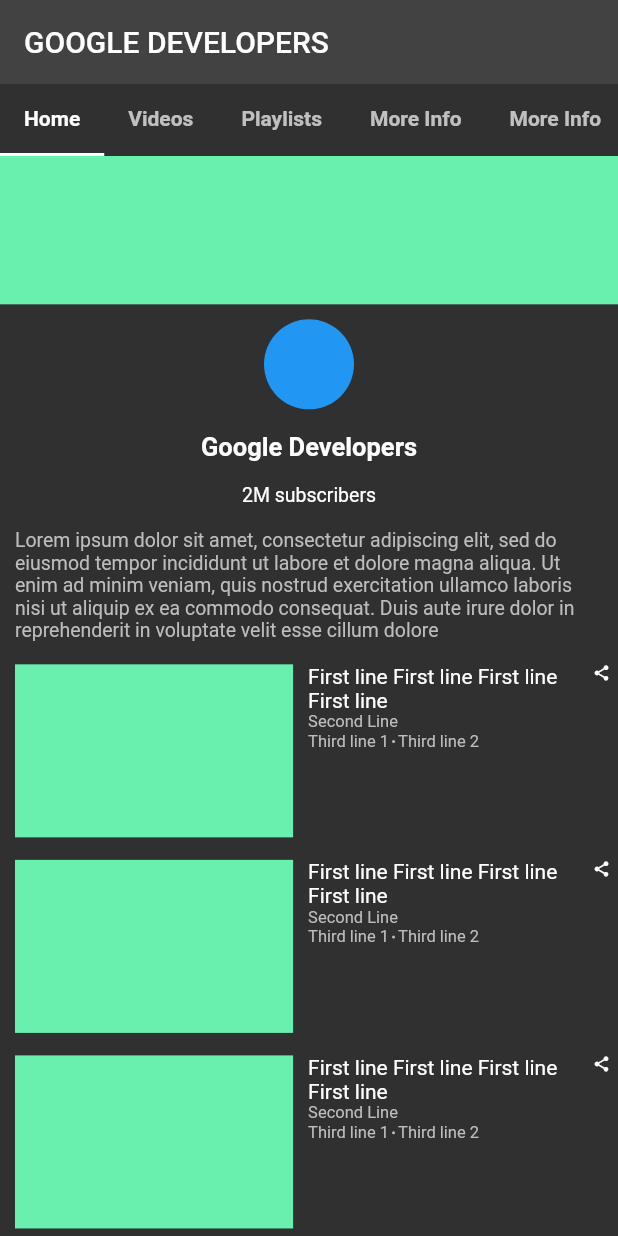
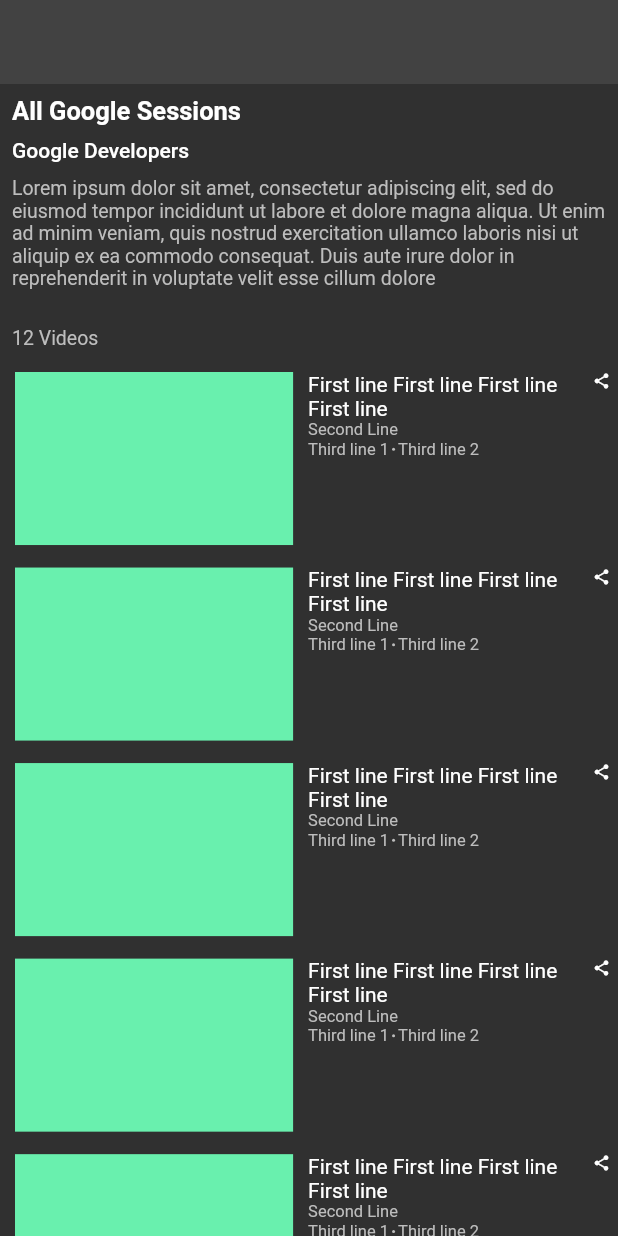
Before and after one commit to Rhemi7/YT, a Flutter app: the screen it shows after launch, on a phone screen of 412 x 824 dp. Run offline on Flutter 3.47's test engine with Material 2 defaults, Android fonts, the phone set to English and light mode, and no system bars.

Commit message:
playlist info screen created

```diff
--- a/lib/features/constants/styles.dart
+++ b/lib/features/constants/styles.dart
@@ -8,4 +8,7 @@ class AppTextStyle {
 
   static final descText = TextStyle(fontSize: 13, color: Colors.grey.shade400);
 
+  static const headingText =  TextStyle(
+  fontWeight: FontWeight.w700, fontSize: 17);
+
 }
--- a/lib/features/presentation/screens/home_screen.dart
+++ b/lib/features/presentation/screens/home_screen.dart
@@ -1,4 +1,5 @@
 import 'package:flutter/material.dart';
+import 'package:youtube_data_api/features/constants/styles.dart';
 import 'package:youtube_data_api/features/presentation/widgets/video_tile_widget.dart';
 
 import '../../../main.dart';
@@ -9,6 +10,7 @@ import '../widgets/playlist_tile_widget.dart';
 
 
 class HomeScreen extends StatefulWidget {
+  static const routeName = "home_screen";
   const HomeScreen({Key? key}) : super(key: key);
 
   @override
@@ -109,8 +111,7 @@ class _HomeScreenState extends State<HomeScreen> with TickerProviderStateMixin {
                         const YMargin(15),
                         const Text(
                           channelName,
-                          style: TextStyle(
-                              fontWeight: FontWeight.w700, fontSize: 17),
+                          style: AppTextStyle.headingText,
                         ),
                         const YMargin(15),
                         const Text(
--- /dev/null
+++ b/lib/features/presentation/screens/playlist_info_screen.dart
@@ -0,0 +1,69 @@
+import 'package:flutter/material.dart';
+import 'package:youtube_data_api/features/constants/styles.dart';
+import 'package:youtube_data_api/features/utils/margin.dart';
+
+import '../widgets/video_tile_widget.dart';
+
+class PlaylistInfoScreen extends StatefulWidget {
+  static const routeName = "playlist_info_screen";
+
+  const PlaylistInfoScreen({Key? key}) : super(key: key);
+
+  @override
+  State<PlaylistInfoScreen> createState() => _PlaylistInfoScreenState();
+}
+
+class _PlaylistInfoScreenState extends State<PlaylistInfoScreen> {
+  @override
+  Widget build(BuildContext context) {
+    return Scaffold(
+      appBar: AppBar(),
+      body: ListView(
+        children: [
+          Padding(
+            padding: const EdgeInsets.all( 8.0),
+            child: Text(
+              'All Google Sessions',
+              style: AppTextStyle.headingText
+                  .copyWith(fontWeight: FontWeight.w600),
+            ),
+          ),
+          Padding(
+            padding: const EdgeInsets.symmetric(horizontal: 8.0),
+            child: Text(
+              'Google Developers',
+              style: AppTextStyle.headingText
+                  .copyWith(fontWeight: FontWeight.w500, fontSize: 14.0),
+            ),
+          ),
+          YMargin(10),
+          Padding(
+            padding: const EdgeInsets.symmetric(horizontal: 8.0),
+            child: Text(
+              "Lorem ipsum dolor sit amet, consectetur adipiscing elit, sed do eiusmod tempor incididunt ut labore et dolore magna aliqua. Ut enim ad minim veniam, quis nostrud exercitation ullamco laboris nisi ut aliquip ex ea commodo consequat. Duis aute irure dolor in reprehenderit in voluptate velit esse cillum dolore",
+              style: AppTextStyle.descText,
+            ),
+          ),
+          const YMargin(25),
+          Padding(
+            padding: const EdgeInsets.symmetric(horizontal: 8.0),
+            child: Text("12 Videos", style: AppTextStyle.descText,),
+          ),
+          ListView.builder(
+            itemCount: 10,
+            physics: const NeverScrollableScrollPhysics(),
+            shrinkWrap: true,
+            itemBuilder: (BuildContext context, int index) {
+              return const VideoTileWidget(
+                title: "First line First line First line First line",
+                creator: 'Second Line',
+                date: "Third line 2",
+                views: "Third line 3",
+              );
+            },
+          ),
+        ],
+      ),
+    );
+  }
+}
--- a/lib/main.dart
+++ b/lib/main.dart
@@ -1,6 +1,7 @@
 import 'package:flutter/material.dart';
 import 'package:youtube_data_api/features/constants/const.dart';
 import 'package:youtube_data_api/features/constants/styles.dart';
+import 'package:youtube_data_api/features/presentation/screens/playlist_info_screen.dart';
 import 'package:youtube_data_api/features/utils/margin.dart';
 import 'package:youtube_data_api/features/utils/resolution.dart';
 
@@ -24,7 +25,7 @@ class MyApp extends StatelessWidget {
         elevation: 0.0,
         // backgroundColor:
       )),
-      home: const HomeScreen(),
+      home: const PlaylistInfoScreen(),
     );
   }
 }
```
